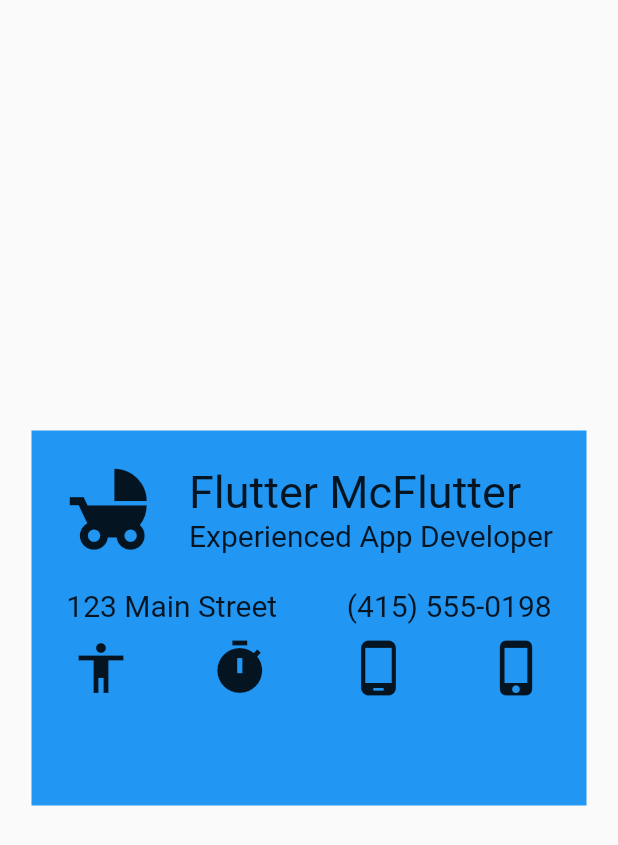
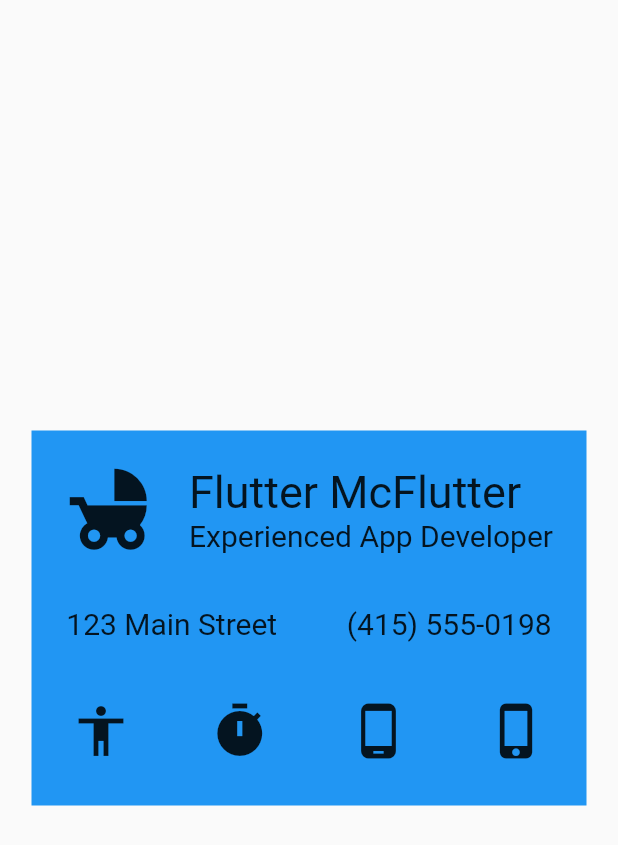
Before and after one commit to Wuvist/namecard_demo, a Flutter app: the screen it shows after launch, on a phone screen of 412 x 824 dp. Shown: the top 845 px of the screen. Run offline on Flutter 3.47's test engine with Material 2 defaults, Android fonts, the phone set to English and light mode, and no system bars.

Commit message:
add sizebox

```diff
--- a/lib/main.dart
+++ b/lib/main.dart
@@ -50,6 +50,7 @@ class NameCardBasic extends StatelessWidget{
                   ),
                 ],
               ),
+              SizedBox(height: 12),
               Row(
                 mainAxisAlignment: MainAxisAlignment.spaceAround,
                 children: [
@@ -63,6 +64,7 @@ class NameCardBasic extends StatelessWidget{
                     ),),
                 ],
               ),
+              SizedBox(height: 30),
               Row(
                 mainAxisAlignment: MainAxisAlignment.spaceAround,
                 children: [
```
